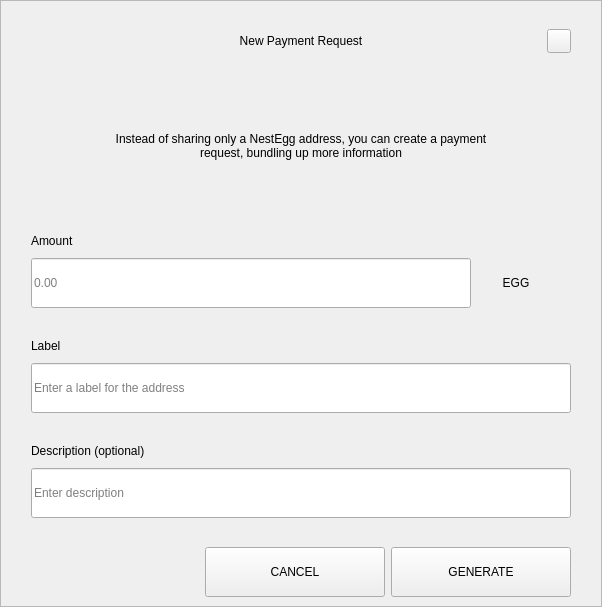
First picture: the form in src/qt/pivx/forms/requestdialog.ui, repository KingricharVD/NestEGG, before the edit.
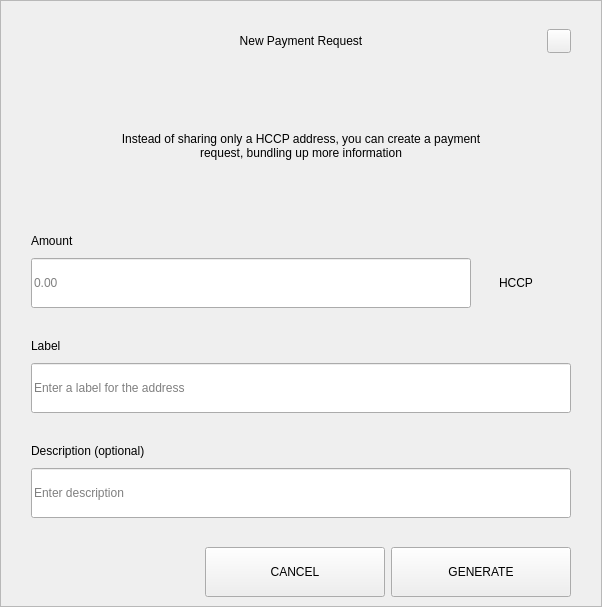
Second picture: the form after the edit.

```diff
--- a/src/qt/pivx/forms/requestdialog.ui
+++ b/src/qt/pivx/forms/requestdialog.ui
@@ -210,7 +210,7 @@
              </size>
             </property>
             <property name="text">
-             <string>Instead of sharing only a NestEgg address, you can create a payment request, bundling up more information</string>
+             <string>Instead of sharing only a HCCP address, you can create a payment request, bundling up more information</string>
             </property>
             <property name="alignment">
              <set>Qt::AlignCenter</set>
@@ -327,7 +327,7 @@
                    <item>
                     <widget class="QLabel" name="comboBoxCoin">
                      <property name="text">
-                      <string>EGG</string>
+                      <string>HCCP</string>
                      </property>
                      <property name="alignment">
                       <set>Qt::AlignCenter</set>
```
